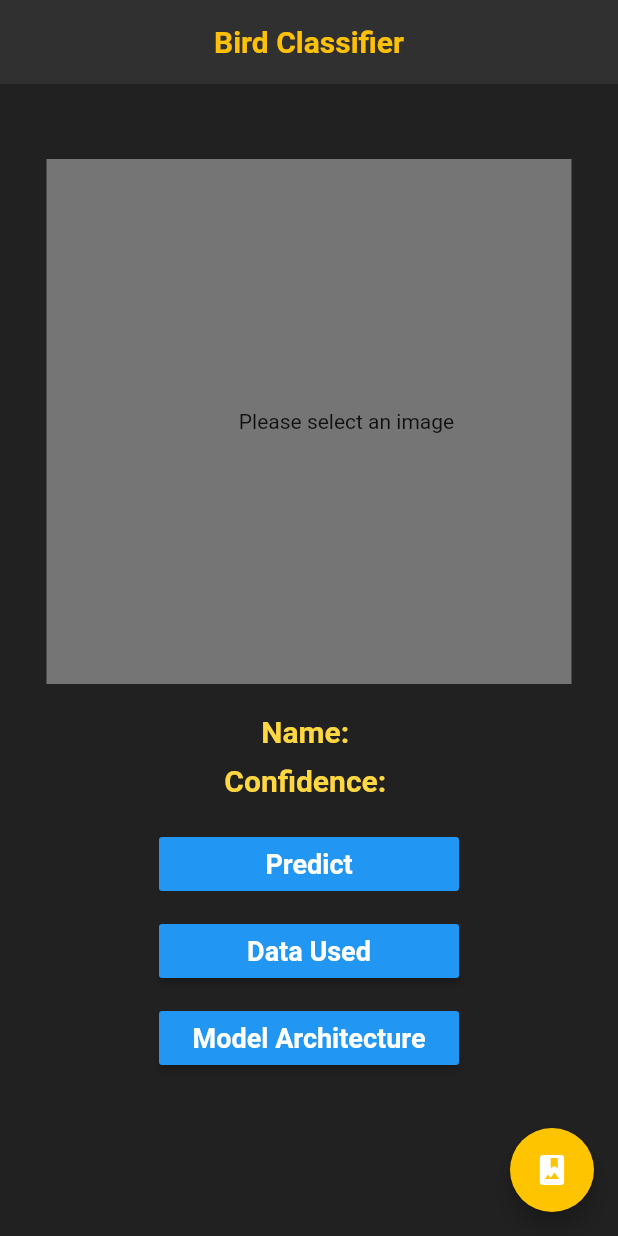
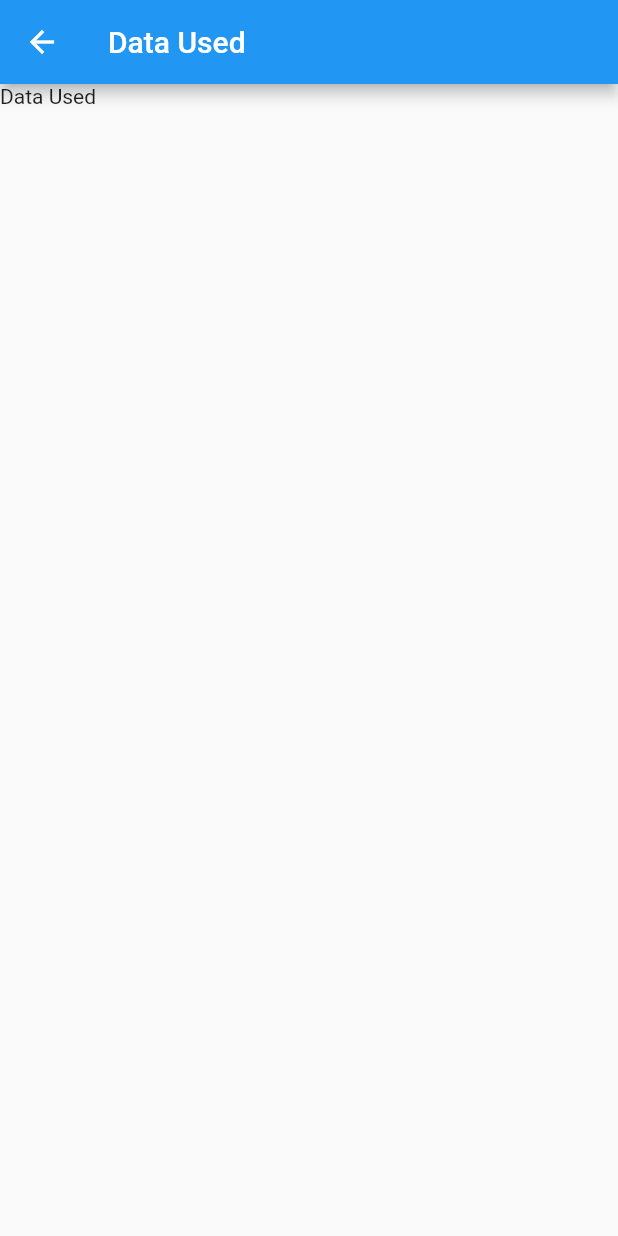
Before and after one commit to rprkh/Bird-Classifier, a Flutter app: the screen it shows after launch, after a tap on "Data Used", on a phone screen of 412 x 824 dp. Run offline on Flutter 3.47's test engine with Material 2 defaults, Android fonts, the light colour scheme and no system bars; our stand-ins replace image_picker; missing offline and left inert: tflite; project files that could hold a hidden picture were left out.

Commit message:
included feature for page routing

```diff
--- a/bird_classifier_app/lib/main.dart
+++ b/bird_classifier_app/lib/main.dart
@@ -3,9 +3,16 @@ import 'package:flutter/material.dart';
 import 'dart:io';
 import 'package:image_picker/image_picker.dart';
 import 'package:tflite/tflite.dart';
+import 'package:bird_classifier_app/pages/data_used.dart';
+import 'package:bird_classifier_app/pages/model_architecture.dart';
 
 void main() => runApp(MaterialApp(
   home: HomePage(),
+  routes: {
+    '/': (context) => HomePage(),
+    '/dataUsed': (context) => DataUsed(),
+    '/modelArchitecture': (context) => ModelArchitecture(),
+  },
 ));
 
 class HomePage extends StatefulWidget {
@@ -108,7 +115,10 @@ class _HomePageState extends State<HomePage> {
                   color: Colors.grey[600],
                   child: Align(
                     alignment: Alignment.center,
-                    child: Text("Please select an image"),
+                    child: Padding(
+                        padding: EdgeInsets.fromLTRB(0, 0, 50, 0),
+                        child: Text("Please select an image"),
+                    ),
                   ),
             ),
             SizedBox(
@@ -181,7 +191,14 @@ class _HomePageState extends State<HomePage> {
             SizedBox(
               width: 200,
               child: RaisedButton(
-                onPressed: () {},
+                onPressed: () {
+                  Navigator.push(
+                    context,
+                    new MaterialPageRoute(
+                      builder: (context) => new DataUsed(),
+                    ),
+                  );
+                },
                 child: Text(
                   "Data Used",
                   style: TextStyle(
@@ -199,7 +216,14 @@ class _HomePageState extends State<HomePage> {
             SizedBox(
               width: 200,
               child: RaisedButton(
-                onPressed: () {},
+                onPressed: () {
+                  Navigator.push(
+                    context,
+                    new MaterialPageRoute(
+                      builder: (context) => new ModelArchitecture(),
+                    ),
+                  );
+                },
                 child: Text(
                   "Model Architecture",
                   style: TextStyle(
--- /dev/null
+++ b/bird_classifier_app/lib/pages/data_used.dart
@@ -0,0 +1,24 @@
+import 'package:flutter/material.dart';
+
+class DataUsed extends StatefulWidget {
+  const DataUsed({Key? key}) : super(key: key);
+
+  @override
+  State<DataUsed> createState() => _DataUsedState();
+}
+
+class _DataUsedState extends State<DataUsed> {
+  @override
+  Widget build(BuildContext context) {
+    return Scaffold(
+      appBar: AppBar(
+        title: Text("Data Used"),
+      ),
+      body: SafeArea(
+        child: Text(
+          "Data Used",
+        ),
+      ),
+    );
+  }
+}
```
Also changed, not shown: bird_classifier_app/lib/pages/model_architecture.dart (added, +24 -0 lines).
